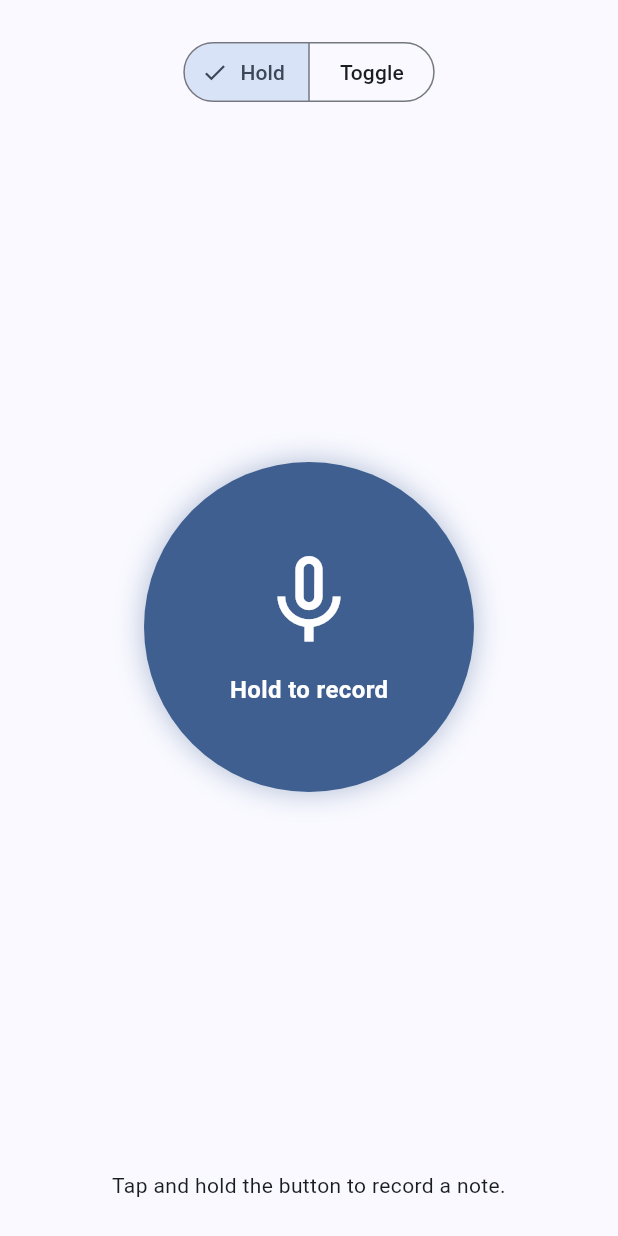
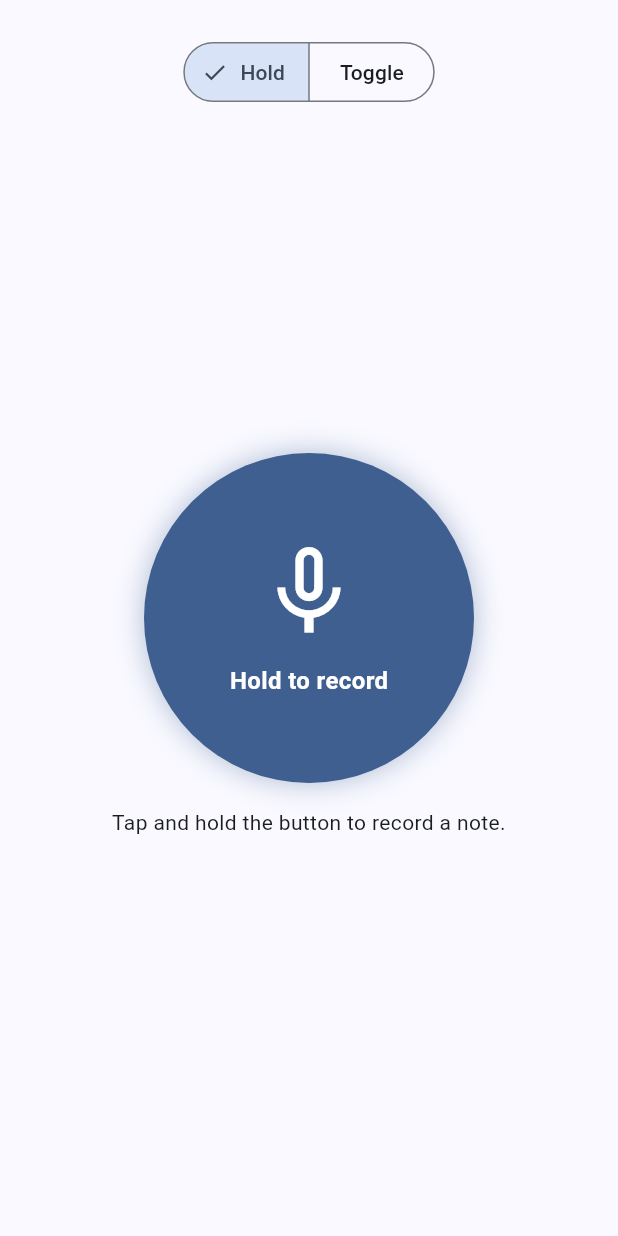
Before and after one commit to kilsekddd/shower-thoughts, a Flutter app: the CapturePage widget shown alone on an empty page, opened directly, on a phone screen of 412 x 824 dp. Run offline on Flutter 3.47's test engine with Material 3 defaults, Android fonts, the phone set to English and light mode, and no system bars; our stand-ins replace audioplayers, drift, flutter_riverpod, flutter_slidable, share_plus and 2 more; missing offline and left inert: dart:ffi, record; accounts and stored records are empty; generated files the repository leaves out were written again.

Commit message:
fix: pin record button at screen-center under dynamic type
Status text wraps to two lines under bumped iOS dynamic type when
toggle mode's "Recording — tap the button again to stop." copy is
active. The old layout had a single Expanded slice above the button
and the status panel beneath it; growing the status panel shrank
remaining flex and pushed the button upward.

Split the column into two equal Expanded slices that bracket the
fixed-size PTT button: SegmentedButton hugs the top of its slice,
status panel hugs the top of its slice (just under the button), so
content growth in either area extends away from the button instead
of into its centered position.

Co-Authored-By: Claude Opus 4.7 (1M context) <noreply@anthropic.com>

```diff
--- a/lib/ui/pages/capture_page.dart
+++ b/lib/ui/pages/capture_page.dart
@@ -21,12 +21,20 @@ class CapturePage extends ConsumerWidget {
     final bool modePickerEnabled =
         state is! CaptureRecording && state is! CaptureTranscribing;
 
+    // Equal Expanded slices above and below the fixed-size PTT button keep
+    // the button at vertical screen-center regardless of how the status
+    // text wraps under bumped dynamic type. The SegmentedButton hugs the top
+    // of its slice and the status panel hugs the top of its slice (just
+    // under the button) so growth in either area extends away from, not
+    // into, the centered button.
     return Padding(
       padding: const EdgeInsets.all(24),
       child: Column(
-        mainAxisAlignment: MainAxisAlignment.center,
         children: <Widget>[
-          SegmentedButton<RecordGesture>(
+          Expanded(
+            child: Align(
+              alignment: Alignment.topCenter,
+              child: SegmentedButton<RecordGesture>(
                 segments: const <ButtonSegment<RecordGesture>>[
                   ButtonSegment<RecordGesture>(
                     value: RecordGesture.hold,
@@ -43,9 +51,9 @@ class CapturePage extends ConsumerWidget {
                         ref.read(recordGestureProvider.notifier).set(s.first)
                     : null,
               ),
-          Expanded(
-            child: Center(
-              child: PushToTalkButton(
+            ),
+          ),
+          PushToTalkButton(
             mode: mode,
             // Stay interactive while recording so toggle mode can stop on
             // a second tap and hold mode keeps its active-red visual.
@@ -54,10 +62,19 @@ class CapturePage extends ConsumerWidget {
             onStart: controller.startRecording,
             onStop: controller.stopRecording,
           ),
+          Expanded(
+            child: Padding(
+              padding: const EdgeInsets.only(top: 16),
+              child: Align(
+                alignment: Alignment.topCenter,
+                child: _StatusPanel(
+                  state: state,
+                  controller: controller,
+                  mode: mode,
                 ),
               ),
-          const SizedBox(height: 16),
-          _StatusPanel(state: state, controller: controller, mode: mode),
+            ),
+          ),
         ],
       ),
     );
```
Lines whose indentation alone changed are shown as unchanged.
